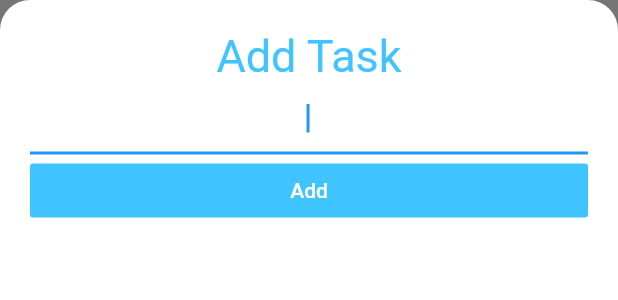
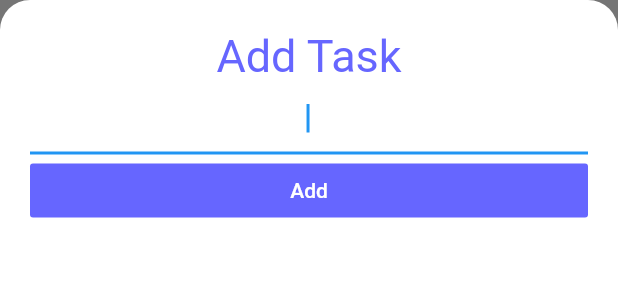
Before and after one commit to JanaYAlSalem/to_do, a Flutter app: the NewTaskScreen widget shown alone on an empty page, opened directly, on a phone screen of 412 x 824 dp. Shown: the top 300 px of the screen. Run offline on Flutter 3.47's test engine with Material 2 defaults, Android fonts, the phone set to English and light mode, and no system bars; our stand-ins replace bloc, flutter_bloc, flutter_modular, hexcolor, lottie.

Commit message:
fixed/AddButton

```diff
--- a/lib/bloc/cubit.dart
+++ b/lib/bloc/cubit.dart
@@ -1,9 +1,6 @@
 import 'package:flutter_bloc/flutter_bloc.dart';
 import 'package:to_do/bloc/states.dart';
 import '/dataLayer/model/task.dart';
-import 'package:flutter/material.dart';
-
-
 
 
 class TaskCubit extends Cubit<TaskStates> {
@@ -13,10 +10,7 @@ class TaskCubit extends Cubit<TaskStates> {
   static TaskCubit get(context) => BlocProvider.of(context);
 
 
-  List<Task> tasks = [
-    Task(name: 'First Task'),
-    Task(name: 'HI Task'),
-  ];
+  List<Task> tasks = [];
 
   int taskCount() => tasks.length;
 
--- a/lib/ui/screens/task_screen.dart
+++ b/lib/ui/screens/task_screen.dart
@@ -1,8 +1,11 @@
 import 'package:flutter/material.dart';
+import 'package:flutter_bloc/flutter_bloc.dart';
+import 'package:to_do/bloc/cubit.dart';
 import 'dart:developer';
-import 'package:flutter_bloc/flutter_bloc.dart';
 import 'package:to_do/bloc/states.dart';
-import 'package:to_do/bloc/cubit.dart';
+import 'package:hexcolor/hexcolor.dart';
+
+
 
 class NewTaskScreen extends StatelessWidget {
 
@@ -11,13 +14,14 @@ class NewTaskScreen extends StatelessWidget {
   @override
   Widget build(BuildContext context) {
 
-    // return BlocConsumer<TaskCubit, TaskStates>(
-    //   listener: (context, state) {
-    //     if (state is TaskAddState) {
-    //       Navigator.pop(context);
-    //     }
-    //   },
-    //   builder: (context, state) {
+
+    return BlocConsumer<TaskCubit, TaskStates>(
+      listener: (context, state) {
+        if (state is TaskAddState) {
+          Navigator.pop(context);
+        }
+      },
+      builder: (context, state) {
         return Container(
           color: Color(0xff757575),
           child: Container(
@@ -37,7 +41,7 @@ class NewTaskScreen extends StatelessWidget {
                   textAlign: TextAlign.center,
                   style: TextStyle(
                     fontSize: 30.0,
-                    color: Colors.lightBlueAccent,
+                    color: Color(0xFF6666FF),
                   ),
                 ),
                 TextField(
@@ -56,18 +60,20 @@ class NewTaskScreen extends StatelessWidget {
                       color: Colors.white,
                     ),
                   ),
-                  color: Colors.lightBlueAccent,
+                  color: Color(0xFF6666FF),
                   onPressed: () {
 
+                    log("Add is pressed: $newTaskTitle");
+
                     TaskCubit.get(context).addTask(newTaskTitle!);
-                    Navigator.pop(context);
+
                   },
                 ),
               ],
             ),
           ),
         );
-    //     },
-    // );
+        },
+    );
   }
 }
--- a/lib/ui/widgets/task_tile.dart
+++ b/lib/ui/widgets/task_tile.dart
@@ -23,7 +23,7 @@ class TaskTile extends StatelessWidget {
             decoration: isChecked! ? TextDecoration.lineThrough : null),
       ),
       trailing: Checkbox(
-        activeColor: Colors.lightBlueAccent,
+        activeColor: Color(0xFF6666FF),
         value: isChecked,
         onChanged: checkboxCallback,
       ),
--- a/pubspec.yaml
+++ b/pubspec.yaml
@@ -41,7 +41,7 @@ dependencies:
   flutter_modular: any
   flutter_bloc: ^8.1.1
   bloc: ^8.1.0
-
+  intl: ^0.17.0
 
 
 
```
Also changed, not shown: lib/ui/screens/home_screen.dart (+25 -34 lines), lib/ui/widgets/deflt.dart (added, +19 -0 lines), lib/ui/widgets/tasks_list.dart (+14 -6 lines), lib/bloc/states.dart (line endings or trailing spaces), pubspec.lock.
